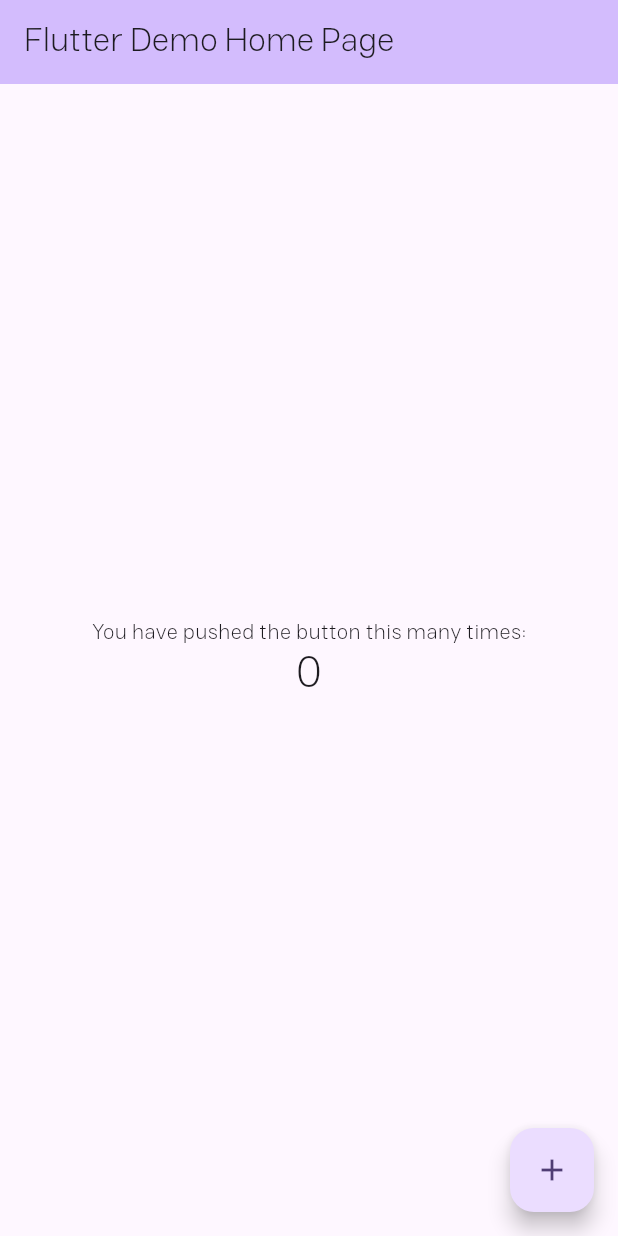
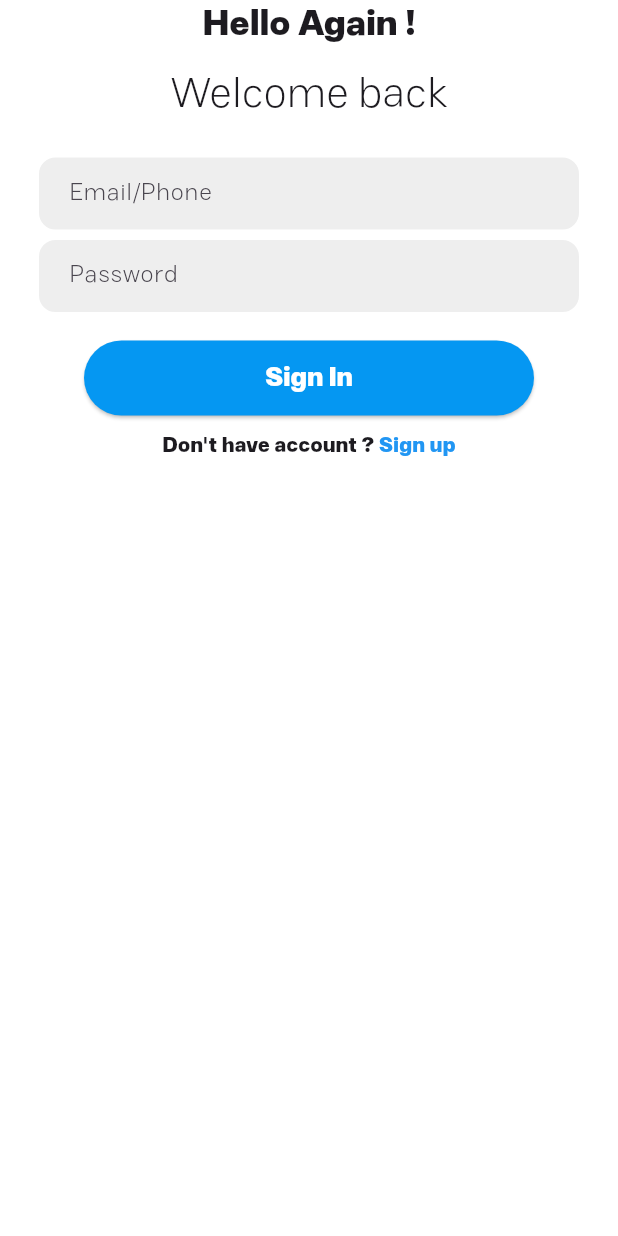
Before and after one commit to vongola-le/DoAn_Nhung, a Flutter app: the screen it shows after launch, on a phone screen of 412 x 824 dp. Run offline on Flutter 3.47's test engine with Material 2 defaults, Android fonts, the phone set to English and light mode, and no system bars.

Commit message:
signup_and_signin

```diff
--- a/DoAn/app_smart_house/lib/main.dart
+++ b/DoAn/app_smart_house/lib/main.dart
@@ -1,3 +1,4 @@
+import 'package:app_smart_house/model/login.dart';
 import 'package:flutter/material.dart';
 
 void main() {
@@ -13,59 +14,11 @@ class MyApp extends StatelessWidget {
     return MaterialApp(
       title: 'Flutter Demo',
       theme: ThemeData(
-          // tested with just a hot reload.
           colorScheme: ColorScheme.fromSeed(seedColor: Colors.deepPurple),
           useMaterial3: true,
           fontFamily: 'BDLifelessGrotesk'),
-      home: const MyHomePage(title: 'Flutter Demo Home Page'),
+      home: const LoginScreen(),
+      debugShowCheckedModeBanner: false,
     );
   }
 }
-
-class MyHomePage extends StatefulWidget {
-  const MyHomePage({super.key, required this.title});
-
-  final String title;
-
-  @override
-  State<MyHomePage> createState() => _MyHomePageState();
-}
-
-class _MyHomePageState extends State<MyHomePage> {
-  int _counter = 0;
-
-  void _incrementCounter() {
-    setState(() {
-      _counter++;
-    });
-  }
-
-  @override
-  Widget build(BuildContext context) {
-    return Scaffold(
-      appBar: AppBar(
-        backgroundColor: Theme.of(context).colorScheme.inversePrimary,
-        title: Text(widget.title),
-      ),
-      body: Center(
-        child: Column(
-          mainAxisAlignment: MainAxisAlignment.center,
-          children: <Widget>[
-            const Text(
-              'You have pushed the button this many times:',
-            ),
-            Text(
-              '$_counter',
-              style: Theme.of(context).textTheme.headlineMedium,
-            ),
-          ],
-        ),
-      ),
-      floatingActionButton: FloatingActionButton(
-        onPressed: _incrementCounter,
-        tooltip: 'Increment',
-        child: const Icon(Icons.add),
-      ),
-    );
-  }
-}
--- /dev/null
+++ b/DoAn/app_smart_house/lib/model/login.dart
@@ -0,0 +1,128 @@
+import 'package:app_smart_house/model/sign_up.dart';
+import 'package:flutter/material.dart';
+
+class LoginScreen extends StatefulWidget {
+  const LoginScreen({super.key});
+
+  @override
+  State<LoginScreen> createState() => _LoginScreenState();
+}
+
+class _LoginScreenState extends State<LoginScreen> {
+  @override
+  Widget build(BuildContext context) {
+    return Scaffold(
+        backgroundColor: Colors.white,
+        body: SafeArea(
+          child: SingleChildScrollView(
+            child: Center(
+                child: Column(
+              mainAxisAlignment: MainAxisAlignment.center,
+              children: [
+                const Text(
+                  'Hello Again !',
+                  style: TextStyle(fontWeight: FontWeight.bold, fontSize: 24),
+                ),
+                const SizedBox(height: 10),
+                const Text(
+                  "Welcome back",
+                  style: TextStyle(
+                    fontSize: 28,
+                  ),
+                ),
+                const SizedBox(height: 20),
+                Padding(
+                  padding: const EdgeInsets.symmetric(horizontal: 25.0),
+                  child: Container(
+                    decoration: BoxDecoration(
+                      color: Colors.grey[200],
+                      border: Border.all(color: Colors.white),
+                      borderRadius: BorderRadius.circular(12),
+                    ),
+                    child: const Padding(
+                      padding: EdgeInsets.only(left: 20.0),
+                      child: TextField(
+                          decoration: InputDecoration(
+                              border: InputBorder.none,
+                              hintText: 'Email/Phone')),
+                    ),
+                  ),
+                ),
+                const SizedBox(height: 5),
+                Padding(
+                  padding: const EdgeInsets.symmetric(horizontal: 25.0),
+                  child: Container(
+                    decoration: BoxDecoration(
+                      color: Colors.grey[200],
+                      border: Border.all(color: Colors.white),
+                      borderRadius: BorderRadius.circular(12),
+                    ),
+                    child: const Padding(
+                      padding: EdgeInsets.only(left: 20.0),
+                      child: TextField(
+                          decoration: InputDecoration(
+                              border: InputBorder.none, hintText: 'Password')),
+                    ),
+                  ),
+                ),
+                const SizedBox(height: 18),
+                Padding(
+                  padding: const EdgeInsets.symmetric(horizontal: 25.0),
+                  child: Center(
+                    child: Expanded(
+                      child: ElevatedButton(
+                        onPressed: () {
+                          Navigator.push(
+                            context,
+                            MaterialPageRoute(
+                                builder: (context) => const SignUp()),
+                          );
+                        },
+                        style: ElevatedButton.styleFrom(
+                            minimumSize: const Size(300, 50),
+                            backgroundColor: const Color(
+                                0xFF0597F2) // Định rõ kích thước ngang và cao của nút
+                            ),
+                        child: const Text(
+                          'Sign In',
+                          style: TextStyle(
+                              color: Colors.white,
+                              fontWeight: FontWeight.bold,
+                              fontSize: 18),
+                        ),
+                      ),
+                    ),
+                  ),
+                ),
+                const SizedBox(height: 10),
+                Row(
+                  mainAxisAlignment: MainAxisAlignment.center,
+                  children: [
+                    const Text(
+                      'Don\'t have account ? ',
+                      style: TextStyle(fontWeight: FontWeight.bold),
+                    ),
+                    InkWell(
+                      onTap: () {
+                        Navigator.push(
+                          context,
+                          MaterialPageRoute(
+                              builder: (context) => const SignUp()),
+                        );
+                      },
+                      child: const Text(
+                        'Sign up',
+                        style: TextStyle(
+                          color: Colors.blue,
+                          fontWeight: FontWeight.bold,
+                        ),
+                      ),
+                    ),
+                  ],
+                )
+              ],
+            )),
+          ),
+        ));
+  }
+}
```
Also changed, not shown: DoAn/app_smart_house/lib/model/sign_up.dart (added, +112 -0 lines).
